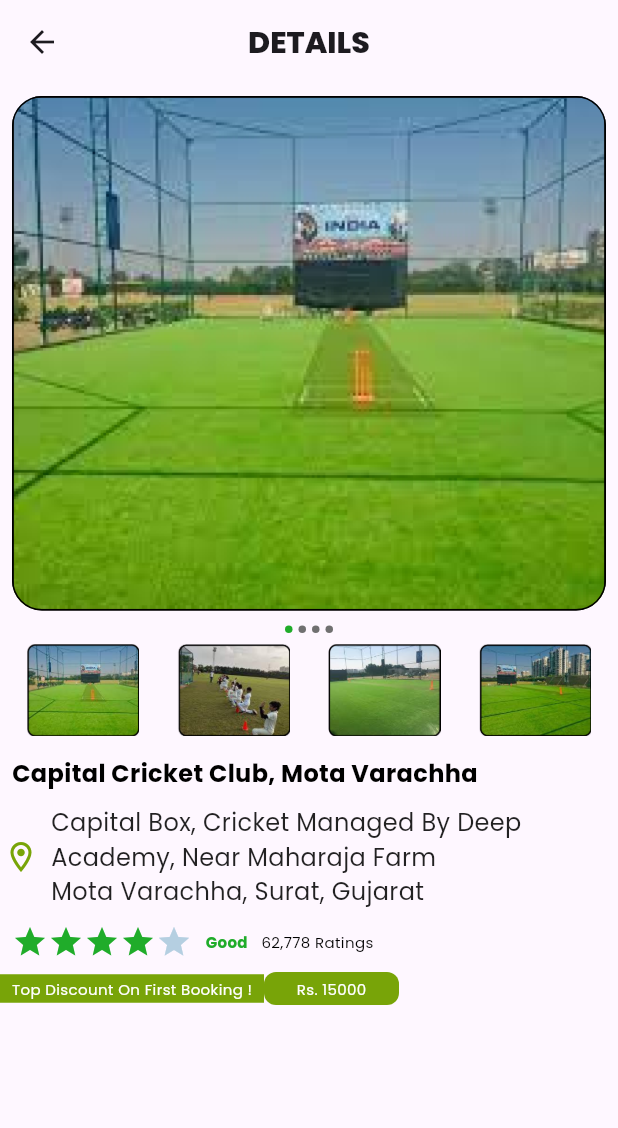
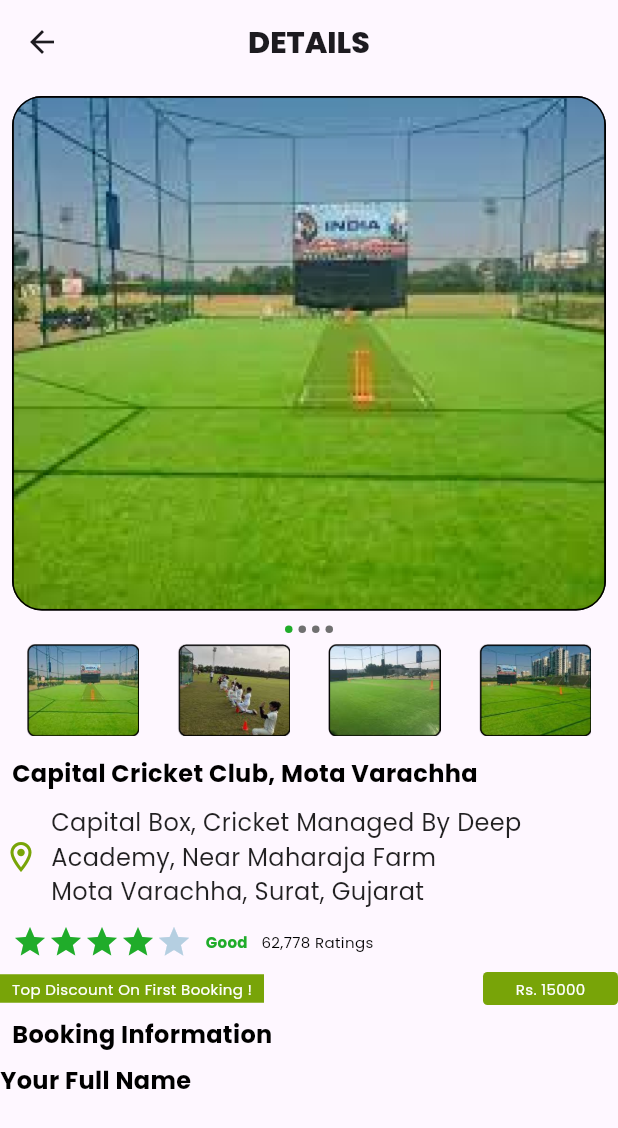
Before and after one commit to nidhamkacha/boxcricket, a Flutter app: the screen it shows after launch, on a phone screen of 412 x 824 dp. Shown: the top 1128 px of the screen. Run offline on Flutter 3.47's test engine with Material 3 defaults, Android fonts, the phone set to English and light mode, and no system bars; our stand-ins replace google_fonts.

Commit message:
17-2-24
Signed-off-by: Nidham Kacha <nidham78@gmail.com>

```diff
--- a/lib/HomeScreens/details_screen_package.dart
+++ b/lib/HomeScreens/details_screen_package.dart
@@ -207,6 +207,7 @@ class _DetailScreenState extends State<DetailScreen> {
             ),
           ),
           Row(
+            mainAxisAlignment: MainAxisAlignment.spaceBetween,
             children: [
               Container(
                 height: 19,
@@ -227,7 +228,7 @@ class _DetailScreenState extends State<DetailScreen> {
                 width: 90,
                 decoration: BoxDecoration(
                     color: Color(0XFF78A408),
-                    borderRadius: BorderRadius.circular(8)),
+                    borderRadius: BorderRadius.circular(3)),
                 child: Center(
                   child: Text(
                     "Rs. 15000",
@@ -239,6 +240,21 @@ class _DetailScreenState extends State<DetailScreen> {
                 ),
               ),
             ],
+          ),
+          Padding(
+            padding: const EdgeInsets.all(8.0),
+            child: Text(
+              "Booking Information",
+              style: GoogleFonts.poppins(
+                  fontSize: 16,
+                  fontWeight: FontWeight.w700,
+                  color: Colors.black),
+            ),
+          ),
+          Text(
+            "Your Full Name",
+            style: GoogleFonts.poppins(
+                fontSize: 16, fontWeight: FontWeight.w700, color: Colors.black),
           )
         ],
       ),
```
Also changed, not shown: pubspec.lock.
